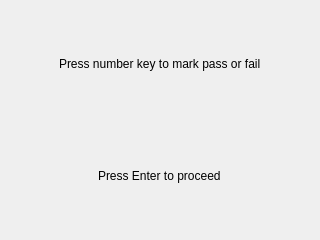
Qt form ui/led_result_marker_dialog.ui (EasonLu1222/readByYourself) before a commit.
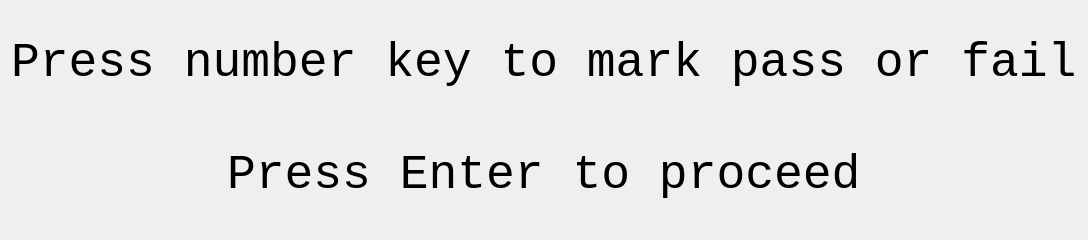
The same form after that commit.

Commit message: Enlarge fonts and improve layout for LED testing UI

Patch:
```diff
--- a/ui/led_result_marker_dialog.ui
+++ b/ui/led_result_marker_dialog.ui
@@ -6,7 +6,7 @@
    <rect>
     <x>0</x>
     <y>0</y>
-    <width>320</width>
+    <width>827</width>
     <height>240</height>
    </rect>
   </property>
@@ -19,19 +19,35 @@
      <item>
       <layout class="QHBoxLayout" name="horizontalLayout"/>
      </item>
-     <item alignment="Qt::AlignHCenter">
+     <item>
+      <layout class="QVBoxLayout" name="verticalLayout_2">
+       <item alignment="Qt::AlignHCenter|Qt::AlignVCenter">
       <widget class="QLabel" name="label_2">
+         <property name="font">
+          <font>
+           <family>Courier New</family>
+           <pointsize>36</pointsize>
+          </font>
+         </property>
        <property name="text">
         <string>Press number key to mark pass or fail</string>
        </property>
       </widget>
      </item>
-     <item alignment="Qt::AlignHCenter">
+       <item alignment="Qt::AlignHCenter|Qt::AlignVCenter">
       <widget class="QLabel" name="label">
+         <property name="font">
+          <font>
+           <family>Courier New</family>
+           <pointsize>36</pointsize>
+          </font>
+         </property>
        <property name="text">
         <string>Press Enter to proceed</string>
        </property>
       </widget>
+       </item>
+      </layout>
      </item>
     </layout>
    </item>
```
Lines whose indentation alone changed are shown as unchanged. The commit also changes 3 other files.
